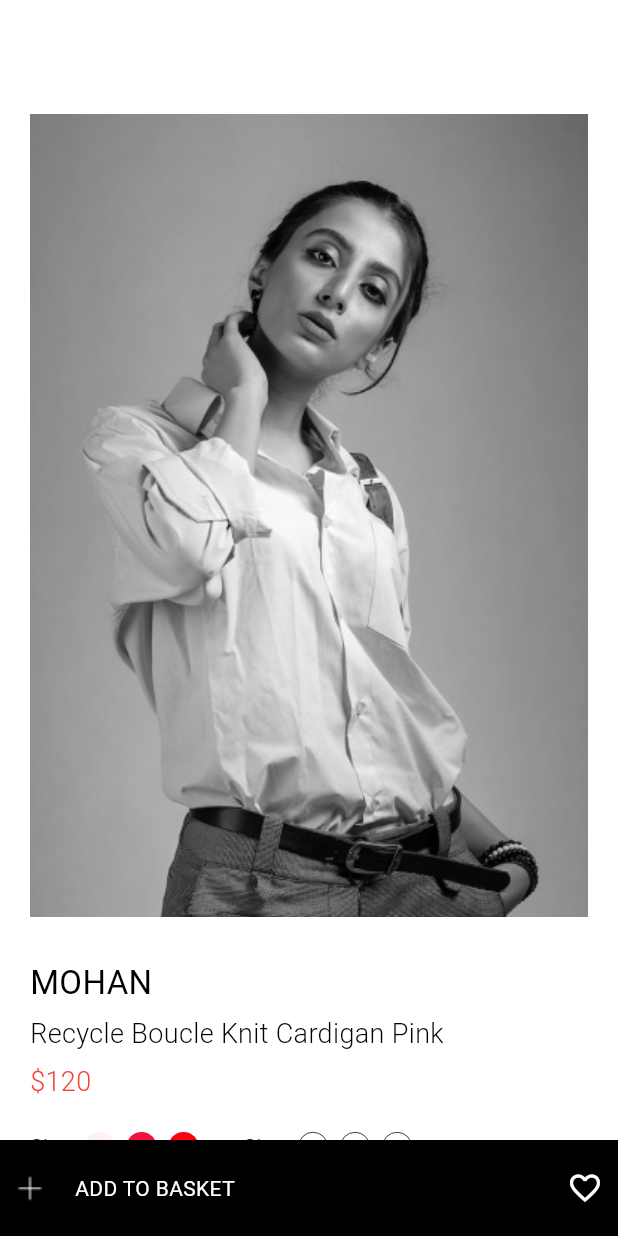
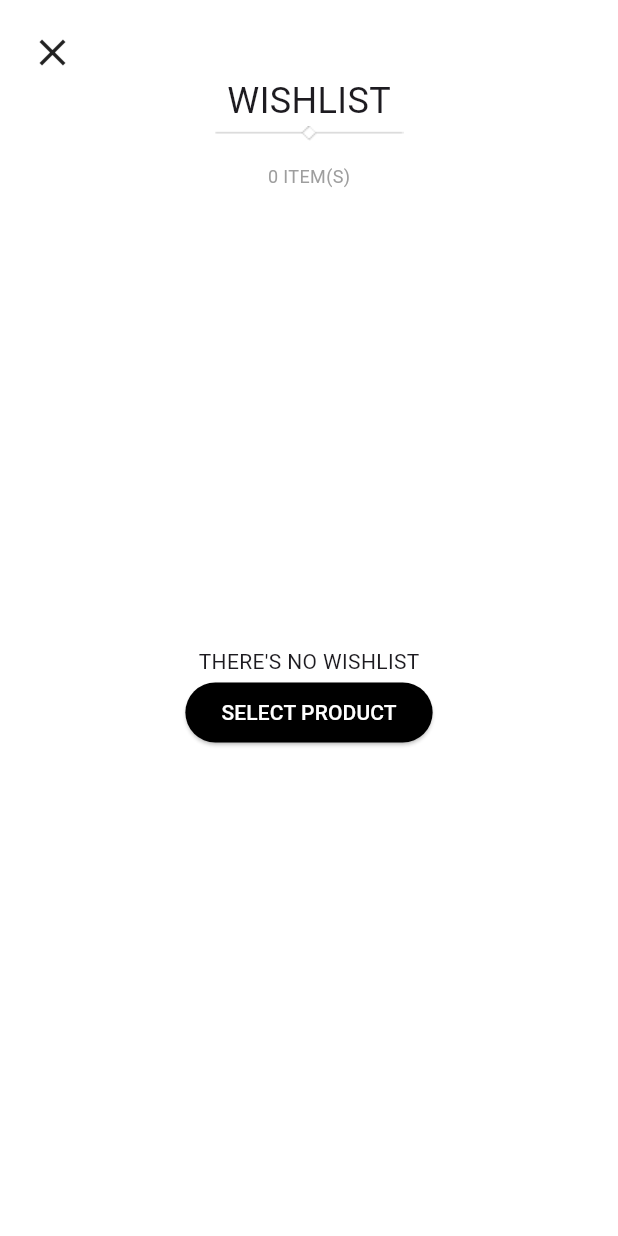
Before and after one commit to Qceww/EcoFash, a Flutter app: the screen it shows after launch, on a phone screen of 412 x 824 dp. Run offline on Flutter 3.47's test engine with Material 3 defaults, Android fonts, the phone set to English and light mode, and no system bars; our stand-ins replace google_fonts.

Commit message:
Wishlist Kelar

```diff
--- a/lib/main.dart
+++ b/lib/main.dart
@@ -2,6 +2,7 @@ import 'package:figma/Shop_grid_view.dart';
 import 'package:figma/home_page.dart';
 import 'package:figma/shop_detailed_view.dart';
 import 'package:figma/signin_page.dart';
+import 'package:figma/wishlist_page.dart';
 import 'package:flutter/material.dart';
 
 void main() {
@@ -23,7 +24,7 @@ class _MyAppState extends State<MyApp> {
         debugShowCheckedModeBanner: false,
         title: 'Figma',
         theme: ThemeData(primarySwatch: Colors.blue),
-        home: ShopDetailedView()
+        home: WishlistPage()
         );
   }
 }
--- a/lib/widgets.dart
+++ b/lib/widgets.dart
@@ -193,7 +193,7 @@ class ProductInformation extends StatelessWidget {
                       fontWeight: FontWeight.w400),
                 ),
               ),
-              SizedBox(
+              const SizedBox(
                 height: 10.0,
               ),
               Text(
@@ -211,3 +211,79 @@ class ProductInformation extends StatelessWidget {
         ));
   }
 }
+
+class WishlistEmpty extends StatelessWidget {
+  const WishlistEmpty({super.key});
+
+  @override
+  Widget build(BuildContext context) {
+    return Center(
+      child: Padding(
+        padding: const EdgeInsets.all(20.0),
+        child: Column(
+          children: [
+            const Row(
+              children: [
+                Icon(
+                  Icons.close,
+                  size: 30,
+                ),
+              ],
+            ),
+            Text(
+              'WISHLIST',
+              style: GoogleFonts.tenorSans(
+                textStyle: const TextStyle(fontSize: 24),
+              ),
+            ),
+            const Image(
+              image: AssetImage('images/Home_page_garis.png'),
+            ),
+            const SizedBox(
+              height: 15,
+            ),
+            Text(
+              '0 ITEM(S)',
+              style: GoogleFonts.tenorSans(
+                textStyle: const TextStyle(fontSize: 12, color: Colors.grey),
+              ),
+            ),
+            const Spacer(),
+            Column(
+              children: [
+                Text(
+                  "THERE'S NO WISHLIST",
+                  style: GoogleFonts.tenorSans(
+                    textStyle: const TextStyle(),
+                  ),
+                ),
+                ElevatedButton(
+                  onPressed: () {},
+                  style: ElevatedButton.styleFrom(
+                    backgroundColor: Colors.black,
+                  ),
+                  child: Text(
+                    'SELECT PRODUCT',
+                    style: GoogleFonts.tenorSans(
+                      textStyle: const TextStyle(color: Colors.white),
+                    ),
+                  ),
+                )
+              ],
+            ),
+            const Spacer(),
+          ],
+        ),
+      ),
+    );
+  }
+}
+
+class WishlistItems extends StatelessWidget {
+  const WishlistItems({super.key});
+
+  @override
+  Widget build(BuildContext context) {
+    return Container();
+  }
+}
--- /dev/null
+++ b/lib/wishlist_page.dart
@@ -0,0 +1,19 @@
+import 'package:figma/widgets.dart';
+import 'package:flutter/material.dart';
+import 'package:google_fonts/google_fonts.dart';
+
+class WishlistPage extends StatelessWidget {
+  int items = 0;
+
+  WishlistPage({super.key});
+
+  @override
+  Widget build(BuildContext context) {
+    return const Scaffold(
+      backgroundColor: Colors.white,
+      body: SafeArea(
+        child: WishlistEmpty(),
+      ),
+    );
+  }
+}
```
